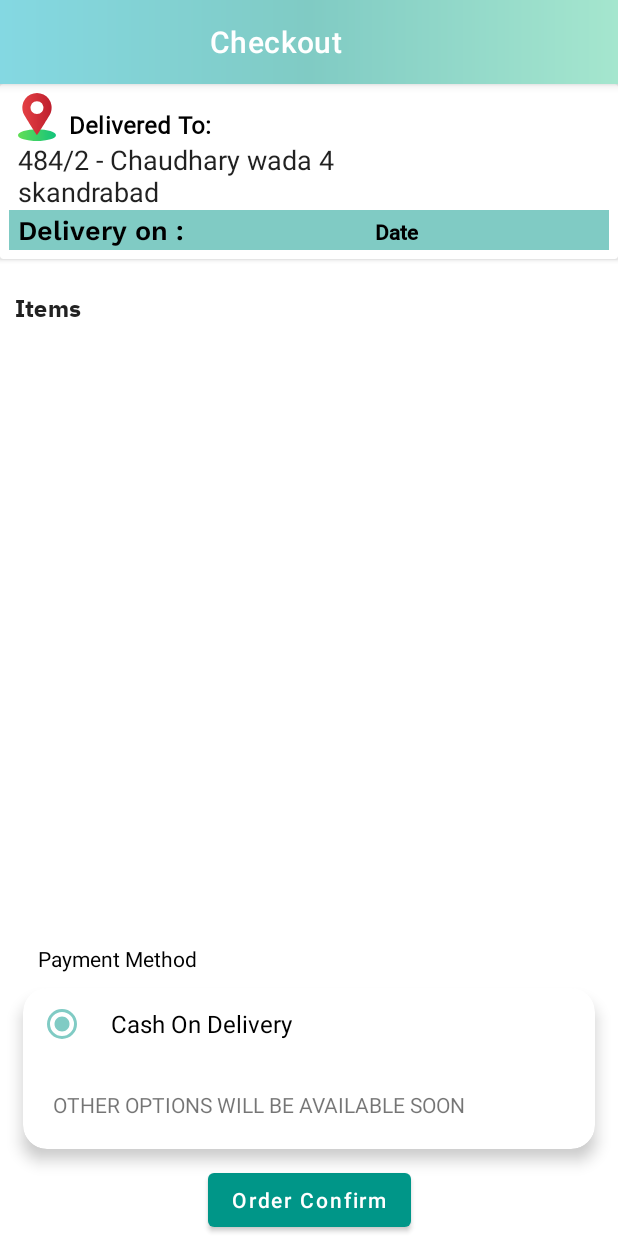
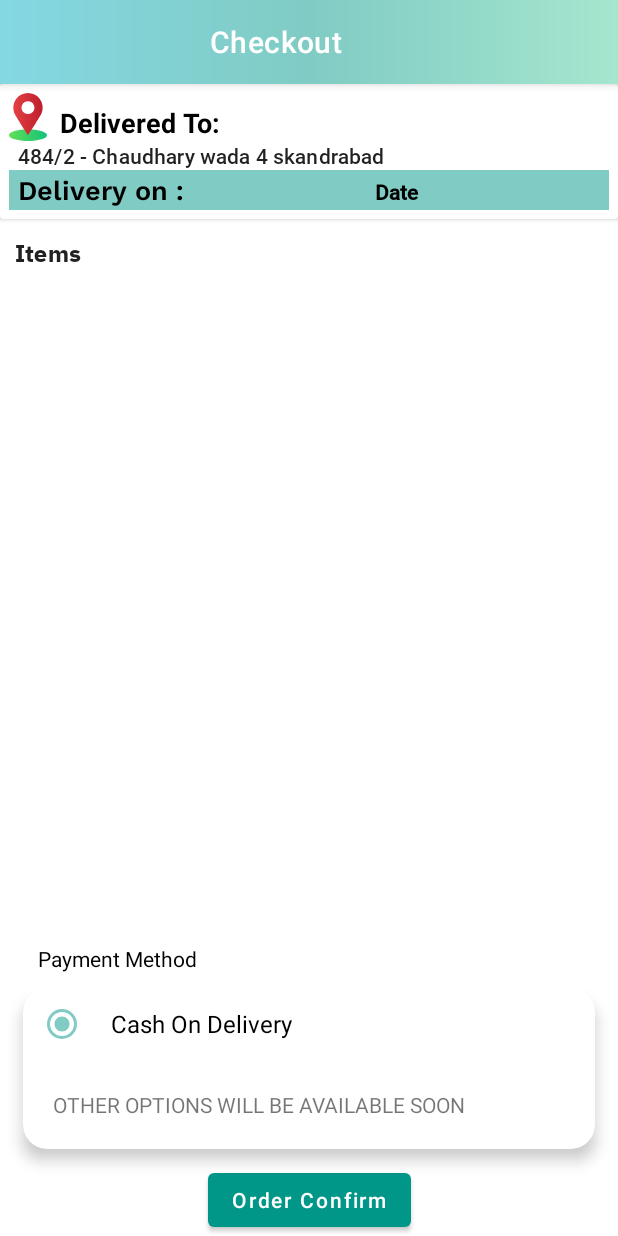
Before and after one commit to Gyan-Ratan/Apni-Care, an Android app: the Confirm_Order_Activity screen opened directly, with no data from a screen before it, on a phone screen of 412 x 824 dp. Run offline under Robolectric (Android 15) with nearby library versions, the phone set to English and light mode, and no system bars; Roboto replaces fonts that are not available here.

Commit message:
update correct cart

```diff
--- a/app/src/main/res/layout/activity_confirm_order.xml
+++ b/app/src/main/res/layout/activity_confirm_order.xml
@@ -25,6 +25,21 @@
         tools:layout_conversion_absoluteHeight="56dp"
         tools:layout_conversion_absoluteWidth="360dp" />
 
+    <TextView
+        android:id="@+id/textView17"
+        android:layout_width="match_parent"
+        android:layout_height="wrap_content"
+        android:layout_gravity="bottom"
+        android:layout_marginStart="10dp"
+        android:layout_marginTop="10dp"
+        android:layout_marginEnd="10dp"
+        android:fontFamily="@font/ibm_bold"
+        android:text="Items"
+        android:textAppearance="@style/TextAppearance.Material3.TitleMedium"
+        app:layout_constraintEnd_toEndOf="parent"
+        app:layout_constraintStart_toStartOf="parent"
+        app:layout_constraintTop_toBottomOf="@+id/cardView2" />
+
     <androidx.cardview.widget.CardView
         android:id="@+id/cardView2"
         android:layout_width="match_parent"
@@ -46,13 +61,12 @@
             tools:layout_editor_absoluteY="56dp">
 
             <TextView
-                android:layout_width="wrap_content"
+                android:layout_width="match_parent"
                 android:layout_height="wrap_content"
                 android:drawablePadding="2dp"
                 android:gravity="bottom"
-                android:paddingStart="6dp"
                 android:text="Delivered To: "
-                android:textAppearance="@style/TextAppearance.MdcTypographyStyles.Subtitle1"
+                android:textAppearance="@style/TextAppearance.AppCompat.Medium"
                 android:textColor="@color/black"
                 android:textStyle="bold"
                 app:drawableStartCompat="@drawable/location" />
@@ -61,10 +75,10 @@
             <TextView
                 android:layout_width="wrap_content"
                 android:layout_height="wrap_content"
-                android:maxWidth="300dp"
+                android:maxWidth="350dp"
                 android:paddingStart="6dp"
                 android:text="484/2 - Chaudhary wada 4 skandrabad"
-                android:textAppearance="@android:style/TextAppearance.Medium" />
+                android:textAppearance="@style/TextAppearance.MdcTypographyStyles.Subtitle2" />
 
             <LinearLayout
                 android:layout_width="match_parent"
@@ -101,38 +115,27 @@
     </androidx.cardview.widget.CardView>
 
     <androidx.core.widget.NestedScrollView
+        android:id="@+id/nestedScrollView3"
         android:layout_width="match_parent"
         android:layout_height="0dp"
-        android:layout_marginTop="10dp"
-        android:layout_marginBottom="10dp"
+        android:layout_marginStart="4dp"
+        android:layout_marginEnd="4dp"
+        android:layout_marginBottom="4dp"
         android:fillViewport="true"
         app:layout_constraintBottom_toTopOf="@+id/textView18"
         app:layout_constraintEnd_toEndOf="parent"
         app:layout_constraintStart_toStartOf="parent"
-        app:layout_constraintTop_toBottomOf="@+id/cardView2">
+        app:layout_constraintTop_toBottomOf="@+id/textView17">
 
         <LinearLayout
             android:layout_width="match_parent"
             android:layout_height="wrap_content"
             android:orientation="vertical">
 
-            <TextView
-                android:id="@+id/textView17"
-                android:layout_width="match_parent"
-                android:layout_height="wrap_content"
-                android:layout_gravity="bottom"
-                android:fontFamily="@font/ibm_bold"
-                android:padding="10dp"
-                android:text="Items"
-                android:textAppearance="@style/TextAppearance.Material3.TitleMedium" />
-
             <androidx.recyclerview.widget.RecyclerView
                 android:id="@+id/recy"
                 android:layout_width="match_parent"
                 android:layout_height="wrap_content"
-                android:layout_marginStart="10dp"
-                android:layout_marginTop="10dp"
-                android:layout_marginEnd="10dp"
                 tools:layout_conversion_absoluteHeight="190dp"
                 tools:layout_conversion_absoluteWidth="360dp" />
         </LinearLayout>
```
